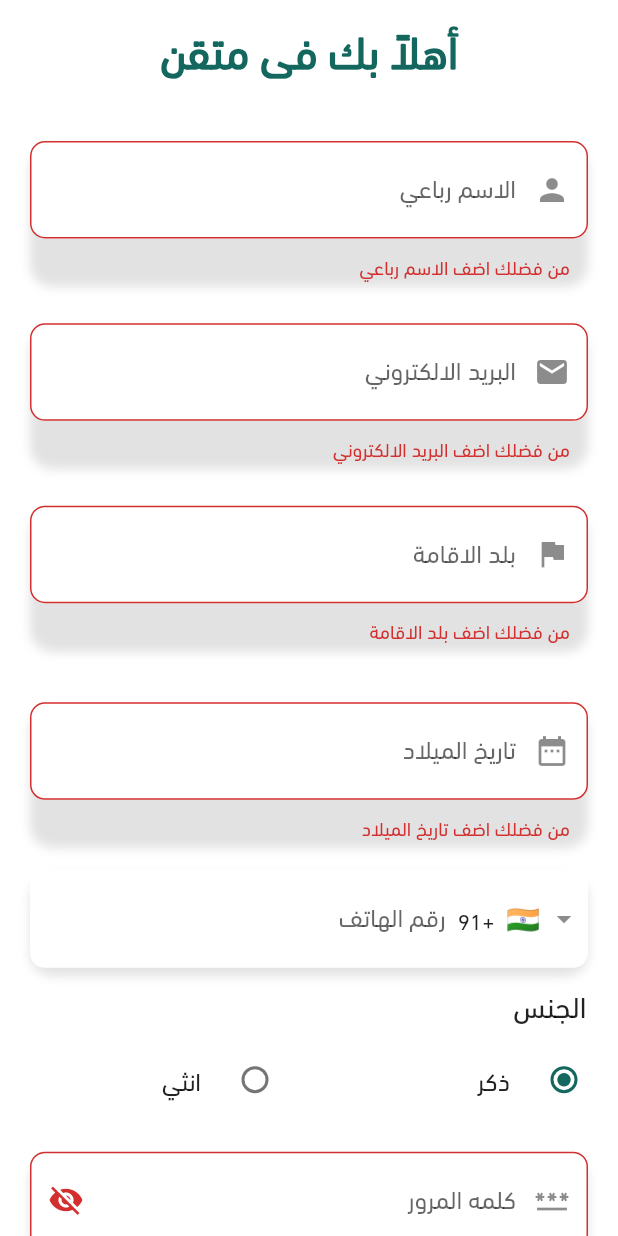
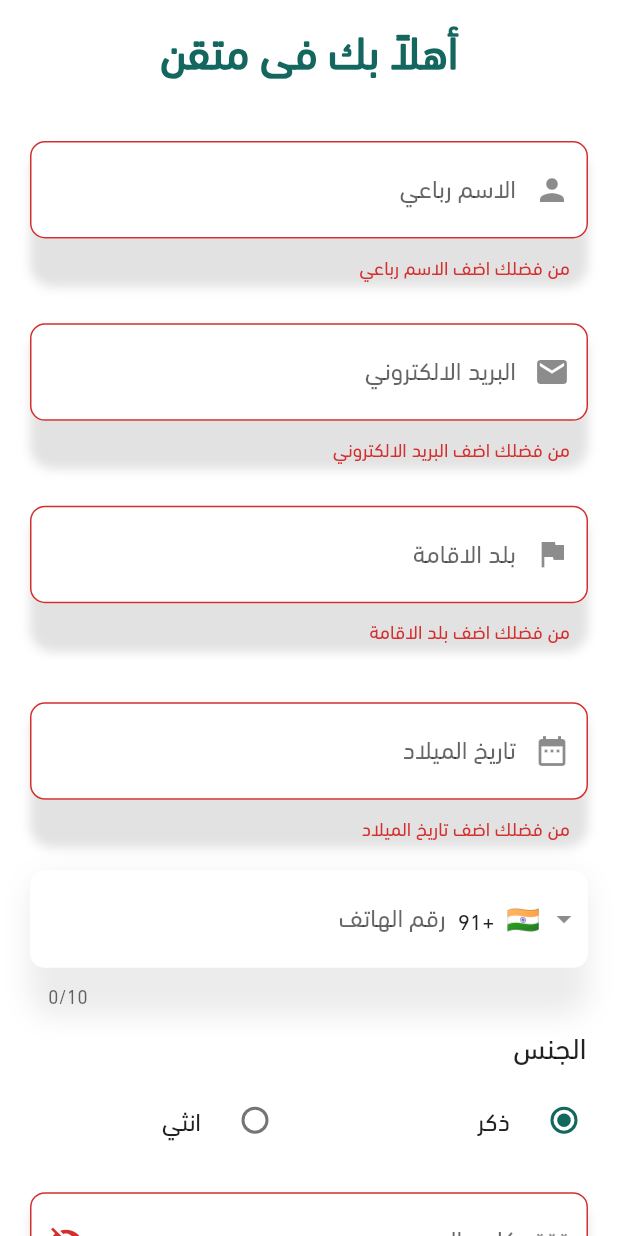
Before and after one commit to AhmedMostafa7474/Mutqen, a Flutter app: the register_page screen opened directly, after a tap on "تسجيل", on a phone screen of 412 x 824 dp. Run offline on Flutter 3.47's test engine with Material 2 defaults, Android fonts, the phone set to English and light mode, and no system bars; drawn by our look-alikes of intl_phone_field; our stand-ins replace animated_splash_screen, bloc, carousel_slider, country_picker, easy_localization, flutter_advanced_drawer and 20 more; missing offline and left inert: dart:ffi, onboarding_animation; accounts and stored records are empty; statements that could not run were skipped.

Commit message:
UI_Editss

```diff
--- a/lib/data/api_links.dart
+++ b/lib/data/api_links.dart
@@ -2,7 +2,6 @@ String baseLink= "https://mutqen.eyouthlearning.com";
 class EndPoints {
   String loginLink = baseLink + "/auth/login/";
   String registerLink = baseLink + "/auth/register/";
-  String cityLink = baseLink + "/auth/get_cities/?country_code=";
-
+  String cityLink = baseLink + "/assets/get_cities/?country_code=";
   String profileLink = baseLink + "/auth/profile/me";
 }
--- a/lib/data/model/city.dart
+++ b/lib/data/model/city.dart
@@ -4,26 +4,30 @@
 
 import 'dart:convert';
 
-City cityFromJson(String str) => City.fromJson(json.decode(str));
+List<City> cityFromJson(String str) => List<City>.from(json.decode(str).map((x) => City.fromJson(x)));
 
-String cityToJson(City data) => json.encode(data.toJson());
+String cityToJson(List<City> data) => json.encode(List<dynamic>.from(data.map((x) => x.toJson())));
 
 class City {
-  int id;
+  int? countryId;
   String name;
+  int? id;
 
   City({
-    required this.id,
+    this.countryId,
     required this.name,
+    this.id,
   });
 
   factory City.fromJson(Map<String, dynamic> json) => City(
+    countryId: json["country_id"],
+    name: json["name"],
     id: json["id"],
-    name: json["name"],
   );
 
   Map<String, dynamic> toJson() => {
+    "country_id": countryId,
+    "name": name,
     "id": id,
-    "name": name,
   };
 }
--- a/lib/data/model/profile.dart
+++ b/lib/data/model/profile.dart
@@ -1,3 +1,7 @@
+// To parse this JSON data, do
+//
+//     final profile = profileFromJson(jsonString);
+
 import 'dart:convert';
 
 Profile profileFromJson(String str) => Profile.fromJson(json.decode(str));
@@ -7,6 +11,8 @@ String profileToJson(Profile data) => json.encode(data.toJson());
 class Profile {
   int id;
   User user;
+  City country;
+  City city;
   String name;
   dynamic firstName;
   dynamic lastName;
@@ -19,14 +25,14 @@ class Profile {
   dynamic profilePicture;
   DateTime createdAt;
   DateTime updatedAt;
-  int country;
-  int city;
   dynamic university;
   dynamic college;
 
   Profile({
     required this.id,
     required this.user,
+    required this.country,
+    required this.city,
     required this.name,
     this.firstName,
     this.lastName,
@@ -39,8 +45,6 @@ class Profile {
     this.profilePicture,
     required this.createdAt,
     required this.updatedAt,
-    required this.country,
-    required this.city,
     this.university,
     this.college,
   });
@@ -48,6 +52,8 @@ class Profile {
   factory Profile.fromJson(Map<String, dynamic> json) => Profile(
     id: json["id"],
     user: User.fromJson(json["user"]),
+    country: City.fromJson(json["country"]),
+    city: City.fromJson(json["city"]),
     name: json["name"],
     firstName: json["firstName"],
     lastName: json["lastName"],
@@ -60,8 +66,6 @@ class Profile {
     profilePicture: json["profile_picture"],
     createdAt: DateTime.parse(json["created_at"]),
     updatedAt: DateTime.parse(json["updated_at"]),
-    country: json["country"],
-    city: json["city"],
     university: json["university"],
     college: json["college"],
   );
@@ -69,6 +73,8 @@ class Profile {
   Map<String, dynamic> toJson() => {
     "id": id,
     "user": user.toJson(),
+    "country": country.toJson(),
+    "city": city.toJson(),
     "name": name,
     "firstName": firstName,
     "lastName": lastName,
@@ -81,10 +87,44 @@ class Profile {
     "profile_picture": profilePicture,
     "created_at": createdAt.toIso8601String(),
     "updated_at": updatedAt.toIso8601String(),
-    "country": country,
-    "city": city,
     "university": university,
     "college": college,
+  };
+}
+
+class City {
+  int id;
+  City? country;
+  String nameEn;
+  String nameAr;
+  String nameFr;
+  String code;
+
+  City({
+    required this.id,
+    this.country,
+    required this.nameEn,
+    required this.nameAr,
+    required this.nameFr,
+    required this.code,
+  });
+
+  factory City.fromJson(Map<String, dynamic> json) => City(
+    id: json["id"],
+    country: json["country"] == null ? null : City.fromJson(json["country"]),
+    nameEn: json["name_en"],
+    nameAr: json["name_ar"],
+    nameFr: json["name_fr"],
+    code: json["code"],
+  );
+
+  Map<String, dynamic> toJson() => {
+    "id": id,
+    "country": country?.toJson(),
+    "name_en": nameEn,
+    "name_ar": nameAr,
+    "name_fr": nameFr,
+    "code": code,
   };
 }
 
--- a/lib/data/repo/profile_repo.dart
+++ b/lib/data/repo/profile_repo.dart
@@ -12,7 +12,7 @@ class ProfileRepo {
     var response = await ProfileServices.GetProfile();
     if (response != null) {
       if (response.statusCode == 200) {
-        var jsonresponse = json.decode(response.body);
+        var jsonresponse = json.decode(utf8.decode(response.bodyBytes));
          var profilee = jsonresponse["data"]  ;
         Profile profile = Profile.fromJson(profilee);
 
--- a/lib/data/webservice/login_services.dart
+++ b/lib/data/webservice/login_services.dart
@@ -26,7 +26,8 @@ class AuthServices
       return null;
     }
   }
-  Future<http.Response?> register (String name,String email,int city, String password ,String gender,String phone,String date)async
+  Future<http.Response?> register (String name,String email,String city, String password ,String gender,String phone,
+      String date , String country)async
   {
     http.Response response;
     try{
@@ -43,11 +44,12 @@ class AuthServices
                   "name": name,
                   "gender": gender,
                   "birthDate": date,
-                  "country":65,
+                  "country":country,
                   "city": city
                 }
               }));
       print(response.statusCode);
+      print(response.body);
       return response;
     }
     catch(e)
--- a/lib/presentation/login/Widgets/phone_number_widget.dart
+++ b/lib/presentation/login/Widgets/phone_number_widget.dart
@@ -4,27 +4,40 @@ import 'package:intl_phone_field/intl_phone_field.dart';
 
 class PhoneNumber_widget extends StatefulWidget {
   TextEditingController phonecontroller;
-   PhoneNumber_widget(this.phonecontroller, {Key? key}) : super(key: key);
+  final String validate;
+  final String title;
+
+  PhoneNumber_widget(this.phonecontroller, this.validate, this.title,{Key? key,}) : super(key: key);
 
   @override
   State<PhoneNumber_widget> createState() => _PhoneNumber_widgetState();
 }
 
 class _PhoneNumber_widgetState extends State<PhoneNumber_widget> {
+  bool shadowshowen = true;
+
   @override
   Widget build(BuildContext context) {
     return  Container(
       margin: EdgeInsets.only(left: 20, right: 20, top: 20),
       decoration: BoxDecoration(boxShadow:[
         BoxShadow(
-          color: Colors.grey.withOpacity(0.3),
-          blurRadius: 5,
+          color: shadowshowen?Colors.grey.withOpacity(0.2): Colors.grey.withOpacity(0.2),
+          blurRadius: 15,
           offset: const Offset(0, 5),
         )
       ],
           borderRadius: BorderRadius.circular(15)),
       child: IntlPhoneField(
-        disableLengthCheck: true,
+        autovalidateMode: AutovalidateMode.onUserInteraction,
+        validator: (value) {
+          shadowshowen = false;
+          if (value == null ||value.number.isEmpty ) {
+            return widget.validate + widget.title;
+          }
+          return null;
+        },
+        disableLengthCheck: false,
         invalidNumberMessage: "رقم هاتف غير صحيح",
         decoration: InputDecoration(
           labelText: "رقم الهاتف",
--- a/lib/presentation/register/Widgets/register_widgets.dart
+++ b/lib/presentation/register/Widgets/register_widgets.dart
@@ -1,6 +1,7 @@
 import 'package:easy_localization/easy_localization.dart';
 import 'package:flutter/cupertino.dart';
 import 'package:flutter/material.dart';
+import 'package:flutter_easyloading/flutter_easyloading.dart';
 import 'package:flutter_screenutil/flutter_screenutil.dart';
 import 'package:mutqen/presentation/navbar/navbar_screen.dart';
 import 'package:mutqen/resources/common_widgets/alert_messages.dart';
@@ -20,18 +21,22 @@ class RegisterButton extends StatelessWidget {
   TextEditingController phonecontroller = TextEditingController();
   TextEditingController gendercontroller = TextEditingController();
   TextEditingController datecontroller = TextEditingController();
+  TextEditingController councontroller = TextEditingController();
 
    RegisterButton(this.formKey,this.usernamecontroller,this.emailcontroller ,this.citycontroller,
-       this.passwordcontroller,this.gendercontroller,this.phonecontroller,this.datecontroller, BuildContext context,{Key? key}) : super(key: key);
+       this.passwordcontroller,this.gendercontroller,this.phonecontroller,this.datecontroller, BuildContext context, this.councontroller,{Key? key}) : super(key: key);
 
   @override
   Widget build(BuildContext context) {
     return
       defaultButton( width: 300.w, function: () async {
       if (formKey.currentState!.validate()) {
+        EasyLoading.show(status: "جاري تسجيل مستخدم جديد");
         AuthServices authServices = AuthServices();
         var response = await SignInRepo(authServices).register(usernamecontroller.text, emailcontroller.text,
-            int.parse(citycontroller.text), passwordcontroller.text,gendercontroller.text,phonecontroller.text,datecontroller.text);
+            citycontroller.text, passwordcontroller.text,gendercontroller.text,phonecontroller.text,
+            datecontroller.text,councontroller.text);
+        EasyLoading.dismiss();
         if(response == "Success")
           {
             var response = await SignInRepo(authServices).signIn(emailcontroller.text, passwordcontroller.text);
--- a/lib/presentation/register/register_screen.dart
+++ b/lib/presentation/register/register_screen.dart
@@ -36,6 +36,7 @@ class _register_pageState extends State<register_page> {
   var gendercontroller = TextEditingController();
   var datecontroller = TextEditingController();
   var passwordcontroller = TextEditingController();
+  var councontroller = TextEditingController();
   @override
   void initState() {
     // TODO: implement initState
@@ -69,7 +70,9 @@ class _register_pageState extends State<register_page> {
                 BlocBuilder<CityCubit, CityState>(
                 builder: (context, state) {
                   if(state is CityLoaded) {
-                    return Drop_Down_Widget(citycontroller,
+                    councontroller.text= state.cities[0].countryId.toString();
+                    print(councontroller.text + "^^^^^^^");
+                   return Drop_Down_Widget(citycontroller,
                         AppStrings.city.tr(), Icons.location_city,
                         AppStrings.pleaseEnterYourUserName.tr(),[],cities:state.cities);
                   }
@@ -81,9 +84,8 @@ class _register_pageState extends State<register_page> {
                 SizedBox(height: 8.h,),
                 Date_Picker_Widget(datecontroller, AppStrings.birthday.tr(), Icons.date_range,
                     AppStrings.pleaseEnterYourUserName.tr()),
-                PhoneNumber_widget(phonecontroller),
+                PhoneNumber_widget(phonecontroller,AppStrings.pleaseEnterYourUserName.tr(),"رقم الهاتف"),
                 SizedBox(height: 8.h,),
-
                 Align(
               alignment: Alignment.centerRight,
               child: Padding(
@@ -127,8 +129,39 @@ class _register_pageState extends State<register_page> {
             ),
                 Text_Field_Widget(passwordcontroller,AppStrings.password.tr(),Icons.password,AppStrings.pleaseEnterYourUserName.tr(),true),
                 SizedBox(height: 15.h,),
-                RegisterButton(formKey,usernamecontroller,emailcontroller,citycontroller,passwordcontroller,
-                    gendercontroller,phonecontroller,datecontroller,context),
+                BlocBuilder<CityCubit, CityState>(
+                builder: (context, state) {
+                  if(state is CityLoaded) {
+                    councontroller.text = state.cities[0].countryId.toString();
+                    print("here");
+                    return RegisterButton(
+                        formKey,
+                        usernamecontroller,
+                        emailcontroller,
+                        citycontroller,
+                        passwordcontroller,
+                        gendercontroller,
+                        phonecontroller,
+                        datecontroller,
+                        context,
+                        councontroller);
+                  }
+                else {
+                    return RegisterButton(
+                        formKey,
+                        usernamecontroller,
+                        emailcontroller,
+                        citycontroller,
+                        passwordcontroller,
+                        gendercontroller,
+                        phonecontroller,
+                        datecontroller,
+                        context,
+                        councontroller);
+                  }
+                },
+              ),
+
                 SizedBox(height: 15.h,),
                 Row(
                   mainAxisAlignment: MainAxisAlignment.center,
@@ -136,6 +169,7 @@ class _register_pageState extends State<register_page> {
                     Text(AppStrings.YouHave.tr()),
                     InkWell(
                         onTap: () async {
+                          print(councontroller.text +"&&&&&");
                           Navigator.of(context, rootNavigator: true)
                               .pushAndRemoveUntil(
                             MaterialPageRoute(
--- a/lib/resources/assets_manager.dart
+++ b/lib/resources/assets_manager.dart
@@ -20,7 +20,7 @@ class ImageAssets {
   static  String Anmotqen = "$IMAGE_PATH/Anmotqen.png";
   static  String About = "$IMAGE_PATH/Picture11.png";
   static  String realimage = "$IMAGE_PATH/realimage.jpg";
-
+  static  String placeholder = "$IMAGE_PATH/placeholder.jpg";
 
 
 }
```
Also changed, not shown: lib/data/repo/login_repo.dart (+4 -3 lines), lib/presentation/login/Widgets/drop_down_widget.dart (+3 -9 lines), lib/presentation/navbar/navbar_screen.dart (+8 -7 lines), lib/presentation/profile/profile_screen.dart (+42 -8 lines), assets/images/placeholder.jpg (added).
